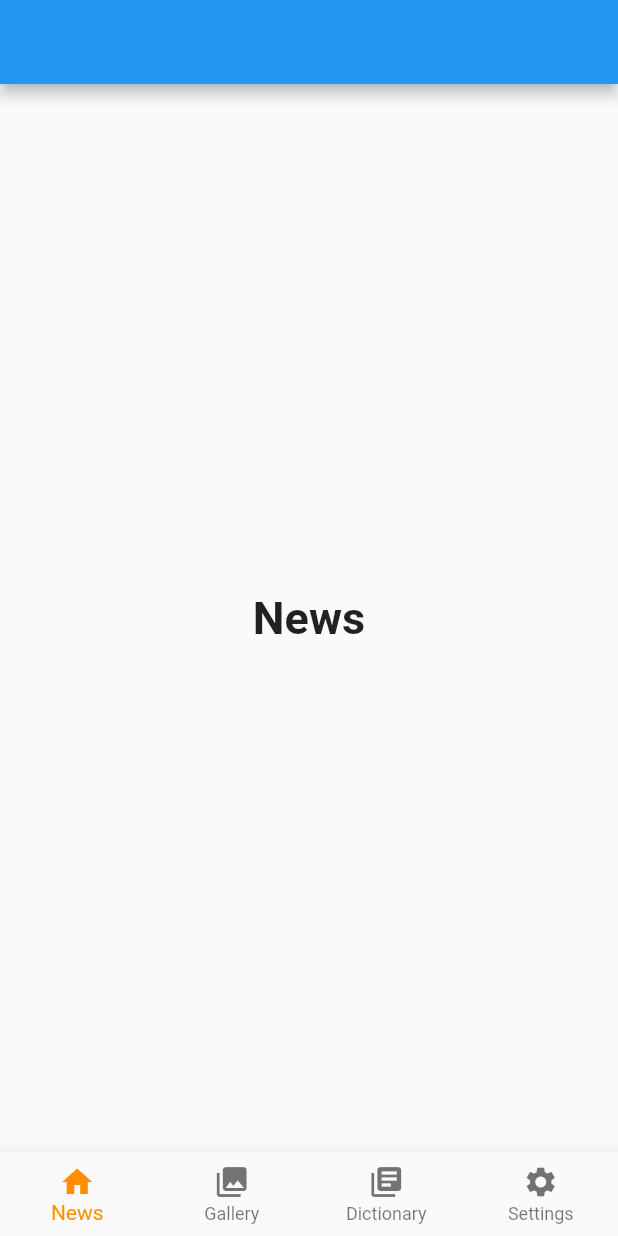
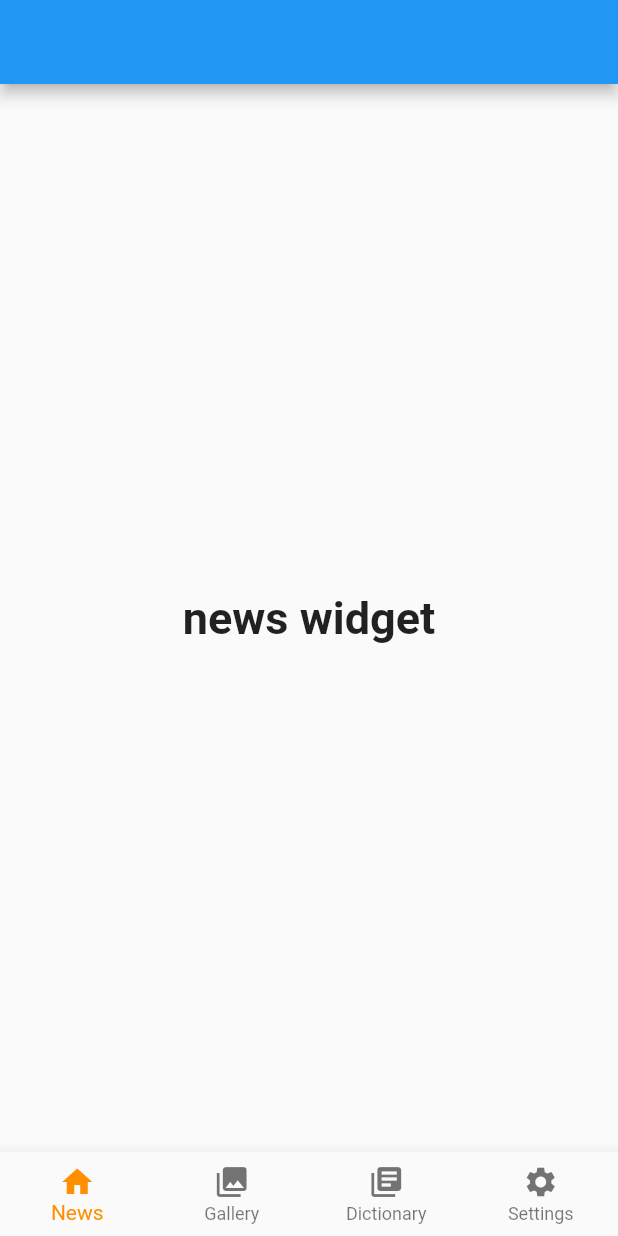
Before and after one commit to PranaTobing/task4_flutter_udacoding, a Flutter app: the HomePage screen opened directly with empty values, on a phone screen of 412 x 824 dp. Run offline on Flutter 3.47's test engine with Material 2 defaults, Android fonts, the phone set to English and light mode, and no system bars; our stand-ins replace flutter_spinkit.

Commit message:
test change widget on menu

```diff
--- a/prana_task4/lib/screen/dictionary_widget.dart
+++ b/prana_task4/lib/screen/dictionary_widget.dart
@@ -1 +1,15 @@
 import 'package:flutter/material.dart';
+
+class DictionaryWidget extends StatefulWidget {
+  @override
+  _DictionaryWidgetState createState() => _DictionaryWidgetState();
+}
+
+class _DictionaryWidgetState extends State<DictionaryWidget> {
+  @override
+  Widget build(BuildContext context) {
+    return Container(
+      child: Text('Dictionary Widget', style: TextStyle(fontSize: 30, fontWeight: FontWeight.bold),),
+    );
+  }
+}
--- a/prana_task4/lib/screen/gallery_widget.dart
+++ b/prana_task4/lib/screen/gallery_widget.dart
@@ -1 +1,15 @@
 import 'package:flutter/material.dart';
+
+class GalleryWidget extends StatefulWidget {
+  @override
+  _GalleryWidgetState createState() => _GalleryWidgetState();
+}
+
+class _GalleryWidgetState extends State<GalleryWidget> {
+  @override
+  Widget build(BuildContext context) {
+    return Container(
+      child: Text('gallery widget', style: TextStyle(fontSize: 30, fontWeight: FontWeight.bold),),
+    );
+  }
+}
--- a/prana_task4/lib/screen/home_page.dart
+++ b/prana_task4/lib/screen/home_page.dart
@@ -1,4 +1,8 @@
 import 'package:flutter/material.dart';
+import 'package:prana_task4/screen/dictionary_widget.dart';
+import 'package:prana_task4/screen/gallery_widget.dart';
+import 'package:prana_task4/screen/news_widget.dart';
+import 'package:prana_task4/screen/setting_widget.dart';
 
 class HomePage extends StatefulWidget {
   final String userName;
@@ -14,7 +18,12 @@ class HomePage extends StatefulWidget {
 class _HomePageState extends State<HomePage> {
   int _selectedIndex = 0;
 
-  static TextStyle optionStyle = TextStyle(fontSize: 30, fontWeight: FontWeight.bold);
+  final List<Widget> _listMenu = [
+    NewsWidget(),
+    GalleryWidget(),
+    DictionaryWidget(),
+    SettingWidget()
+  ];
 
   void _onItemTapped(int index) {
     setState(() {
@@ -24,36 +33,12 @@ class _HomePageState extends State<HomePage> {
 
   @override
   Widget build(BuildContext context) {
-    final widgethome = Text(
-      'News',
-      style: optionStyle,
-    );
-    final widgetgallery = Text(
-      'Gallery',
-      style: optionStyle,
-    );
-    final widgetdictionary = Text(
-      'Dictionary',
-      style: optionStyle,
-    );
-    final widgetsetting = Text(
-      'Setting',
-      style: optionStyle,
-    );
-
-    List<Widget> _widgetOptions = <Widget>[
-      widgethome,
-      widgetgallery,
-      widgetdictionary,
-      widgetsetting
-    ];
-
     return Scaffold(
       appBar: AppBar(
         title: Text('${widget.userName}'),
       ),
       body: Center(
-        child: _widgetOptions.elementAt(_selectedIndex),
+        child: _listMenu[_selectedIndex],
       ),
       bottomNavigationBar: BottomNavigationBar(
         type: BottomNavigationBarType.fixed,
--- a/prana_task4/lib/screen/news_widget.dart
+++ b/prana_task4/lib/screen/news_widget.dart
@@ -1 +1,15 @@
 import 'package:flutter/material.dart';
+
+class NewsWidget extends StatefulWidget {
+  @override
+  _NewsWidgetState createState() => _NewsWidgetState();
+}
+
+class _NewsWidgetState extends State<NewsWidget> {
+  @override
+  Widget build(BuildContext context) {
+    return Container(
+      child: Text('news widget', style: TextStyle(fontSize: 30, fontWeight: FontWeight.bold),),
+    );
+  }
+}
--- /dev/null
+++ b/prana_task4/lib/screen/setting_widget.dart
@@ -0,0 +1,15 @@
+import 'package:flutter/material.dart';
+
+class SettingWidget extends StatefulWidget {
+  @override
+  _SettingWidgetState createState() => _SettingWidgetState();
+}
+
+class _SettingWidgetState extends State<SettingWidget> {
+  @override
+  Widget build(BuildContext context) {
+    return Container(
+      child: Text('setting widget', style:TextStyle(fontSize: 30, fontWeight: FontWeight.bold)),
+    );
+  }
+}
```
